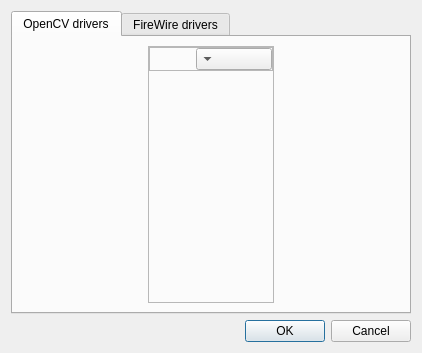
The window that src/CameraDialog.ui (markus-wa/glmixer-mirror) describes before a commit, drawn with Qt 5.
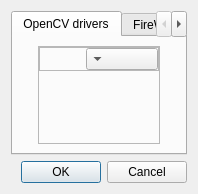
The same window after the commit. Icons and pictures are not drawn.

The edit to the form file:
```diff
--- a/src/CameraDialog.ui
+++ b/src/CameraDialog.ui
@@ -9,8 +9,8 @@
    <rect>
     <x>0</x>
     <y>0</y>
-    <width>422</width>
-    <height>353</height>
+    <width>198</width>
+    <height>194</height>
    </rect>
   </property>
   <property name="windowTitle">
```
